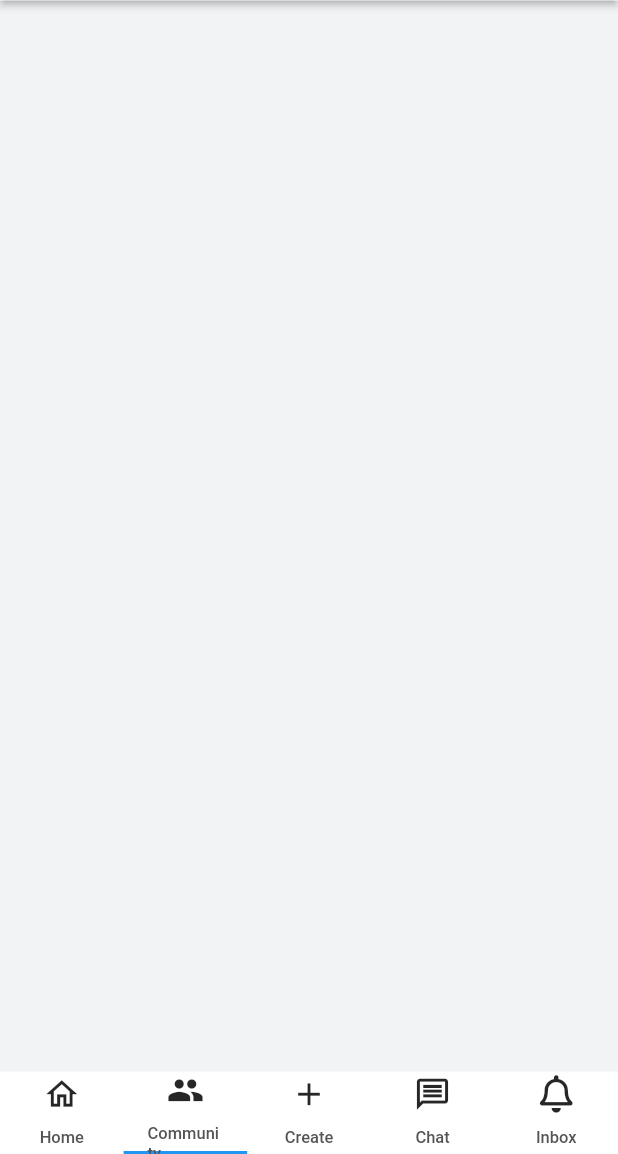
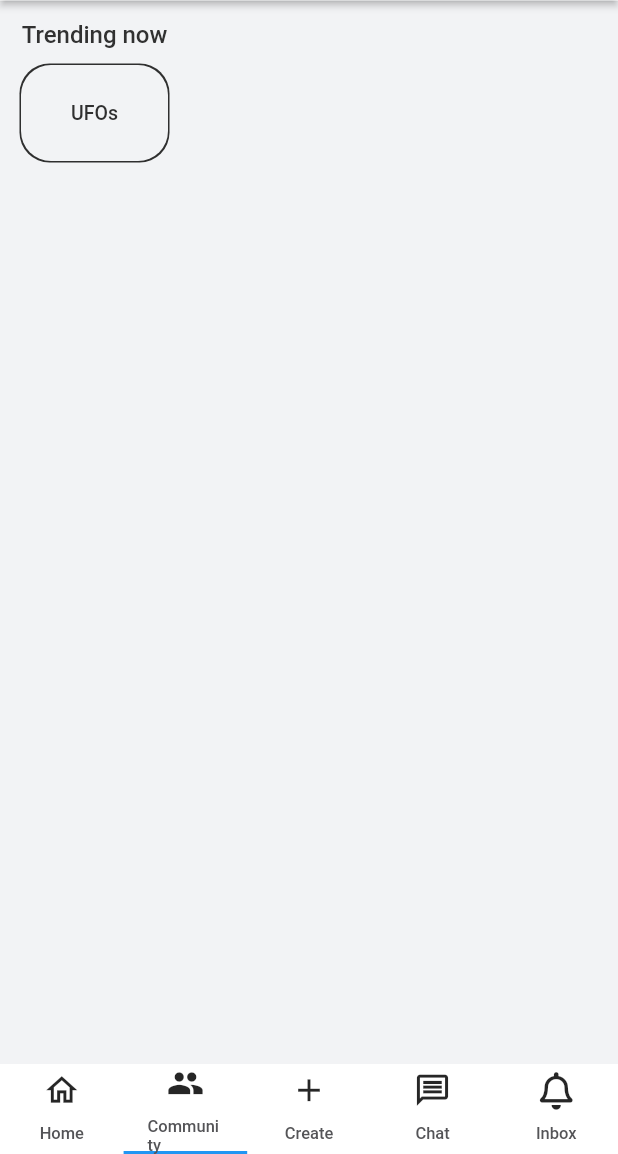
Before and after one commit to Melloss/Reddit-Mobile-App-Clone, a Flutter app: the screen it shows after launch, item 2 of the bottom bar chosen, on a phone screen of 412 x 824 dp, the part 82-1236 px from its top. Run offline on Flutter 3.47's test engine with Material 2 defaults, Android fonts, the phone set to English and light mode, and no system bars; our stand-ins replace font_awesome_flutter, get.

Commit message:
communityTab branch created

```diff
--- a/lib/Helper/colorPallets.dart
+++ b/lib/Helper/colorPallets.dart
@@ -4,5 +4,5 @@ mixin ColorPallets {
   static const smallTextColor = Color.fromARGB(255, 84, 84, 87);
   static const iconColor = Color(0xFF2F2F2F);
   static const buttonBackgroundColor = Color(0xFF2350A3);
-  static const activeBottomTabIconColor = Color(0XFF0A0A0A);
+  static const normalTextColor = Color(0XFF313131);
 }
--- /dev/null
+++ b/lib/Views/communityTab.dart
@@ -0,0 +1,42 @@
+import 'package:flutter/material.dart';
+import '../Helper/colorPallets.dart';
+import '../Widgets/widgets.dart';
+
+class CommunityTab extends StatefulWidget {
+  const CommunityTab({super.key});
+
+  @override
+  State<CommunityTab> createState() => _CommunityTabState();
+}
+
+class _CommunityTabState extends State<CommunityTab> with ColorPallets {
+  @override
+  Widget build(BuildContext context) {
+    return Padding(
+      padding: const EdgeInsets.all(13.0),
+      child: Column(
+        crossAxisAlignment: CrossAxisAlignment.start,
+        children: [
+          _buildTrending(),
+        ],
+      ),
+    );
+  }
+
+  Widget _buildTrending() {
+    return Column(
+      children: const [
+        Text(
+          "Trending now",
+          style: TextStyle(
+            color: ColorPallets.normalTextColor,
+            fontSize: 16,
+            fontWeight: FontWeight.w500,
+          ),
+        ),
+        SizedBox(height: 10),
+        CircleTextButton(text: "UFOs"),
+      ],
+    );
+  }
+}
--- a/lib/Views/home.dart
+++ b/lib/Views/homeTab.dart
@@ -4,6 +4,7 @@ import '../Helper/colorPallets.dart';
 import 'package:font_awesome_flutter/font_awesome_flutter.dart';
 import 'package:get/get.dart';
 import '../Controllers/uiController.dart';
+import './communityTab.dart';
 
 class Home extends StatefulWidget {
   const Home({super.key});
@@ -51,7 +52,8 @@ class _HomeState extends State<Home>
 
   @override
   Widget build(BuildContext context) {
-    return Scaffold(
+    return SafeArea(
+      child: Scaffold(
         key: uiController.homeScaffoldKey,
         appBar: BuildAppBAr(title: tabTitles[selectedIndex]),
         endDrawer: const AccountDrawer(),
@@ -62,7 +64,7 @@ class _HomeState extends State<Home>
         bottomNavigationBar: Material(
           color: Colors.white,
           child: SizedBox(
-          height: 55,
+            height: 60,
             child: TabBar(
               onTap: (index) {
                 final temp = isSelected.map((data) {
@@ -86,6 +88,7 @@ class _HomeState extends State<Home>
           ),
         ),
         drawer: const Drawer(),
+      ),
     );
   }
 
@@ -125,7 +128,7 @@ class _HomeState extends State<Home>
   }
 
   static _buildCommunityPageTab() {
-    return Container();
+    return const CommunityTab();
   }
 
   static _buildCreatePageTab() {
--- /dev/null
+++ b/lib/Widgets/CommunityTabWidgets/circleTextButton.dart
@@ -0,0 +1,34 @@
+import 'package:flutter/material.dart';
+import 'package:reddit_mobile_app_clone/Helper/colorPallets.dart';
+
+class CircleTextButton extends StatelessWidget {
+  final String text;
+  const CircleTextButton({super.key, required this.text});
+
+  @override
+  Widget build(BuildContext context) {
+    return Container(
+      padding: const EdgeInsets.all(1),
+      decoration: BoxDecoration(
+        color: ColorPallets.iconColor,
+        borderRadius: BorderRadius.circular(20),
+      ),
+      child: Container(
+        padding: const EdgeInsets.symmetric(horizontal: 17, vertical: 8),
+        decoration: BoxDecoration(
+          color: Theme.of(context).scaffoldBackgroundColor,
+          borderRadius: BorderRadius.circular(20),
+        ),
+        child: TextButton(
+          child: Text(
+            text,
+            style: const TextStyle(
+              fontSize: 13,
+            ),
+          ),
+          onPressed: () {},
+        ),
+      ),
+    );
+  }
+}
--- a/lib/Widgets/widgets.dart
+++ b/lib/Widgets/widgets.dart
@@ -1,7 +1,8 @@
-export './HomeScreenWidgets/homeAppBar.dart';
-export './HomeScreenWidgets/redditPost.dart';
-export './HomeScreenWidgets/redditPostHeader.dart';
-export './HomeScreenWidgets/redditPostTitleAndContent.dart';
-export './HomeScreenWidgets/redditPostImageOrVideo.dart';
-export './HomeScreenWidgets/redditPostFooter.dart';
+export 'HomeTabWidgets/homeAppBar.dart';
+export 'HomeTabWidgets/redditPost.dart';
+export 'HomeTabWidgets/redditPostHeader.dart';
+export 'HomeTabWidgets/redditPostTitleAndContent.dart';
+export 'HomeTabWidgets/redditPostImageOrVideo.dart';
+export 'HomeTabWidgets/redditPostFooter.dart';
 export './accountDrawer.dart';
+export 'CommunityTabWidgets/circleTextButton.dart';
--- a/lib/main.dart
+++ b/lib/main.dart
@@ -1,5 +1,5 @@
 import 'package:flutter/material.dart';
-import './Views/home.dart';
+import 'Views/homeTab.dart';
 import './Helper/colorPallets.dart';
 import './Helper/init_controller.dart' as di;
 
```
Also changed, not shown: lib/Widgets/HomeTabWidgets/homeAppBar.dart (renamed from lib/Widgets/HomeScreenWidgets/homeAppBar.dart), lib/Widgets/HomeTabWidgets/redditPost.dart (renamed from lib/Widgets/HomeScreenWidgets/redditPost.dart), lib/Widgets/HomeTabWidgets/redditPostFooter.dart (renamed from lib/Widgets/HomeScreenWidgets/redditPostFooter.dart), lib/Widgets/HomeTabWidgets/redditPostHeader.dart (renamed from lib/Widgets/HomeScreenWidgets/redditPostHeader.dart), lib/Widgets/HomeTabWidgets/redditPostImageOrVideo.dart (renamed from lib/Widgets/HomeScreenWidgets/redditPostImageOrVideo.dart), lib/Widgets/HomeTabWidgets/redditPostTitleAndContent.dart (renamed from lib/Widgets/HomeScreenWidgets/redditPostTitleAndContent.dart). Lines whose indentation alone changed are shown as unchanged.
